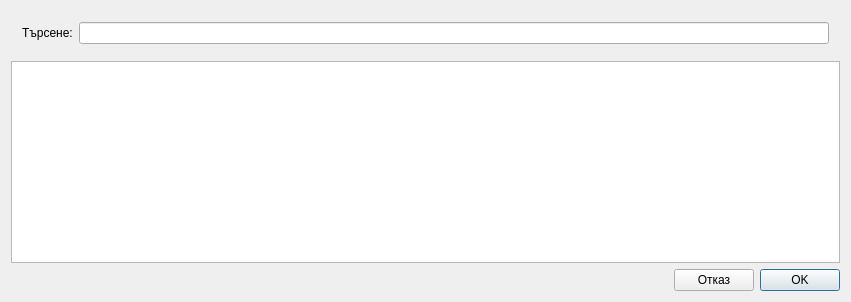
thefinalcutbg/DinoDent, file src/View/Widgets/TableViewDialog.ui: the form before one commit.
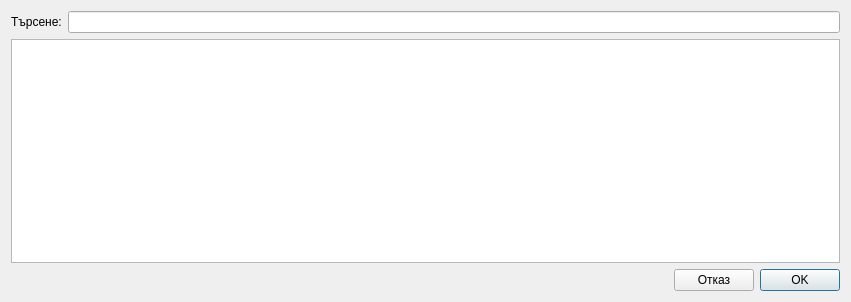
The form after the commit.

Commit message: trim referral description

```diff
--- a/src/View/Widgets/TableViewDialog.ui
+++ b/src/View/Widgets/TableViewDialog.ui
@@ -28,6 +28,18 @@
    <item>
     <widget class="QFrame" name="searchFrame">
      <layout class="QHBoxLayout" name="horizontalLayout_2">
+      <property name="leftMargin">
+       <number>0</number>
+      </property>
+      <property name="topMargin">
+       <number>0</number>
+      </property>
+      <property name="rightMargin">
+       <number>0</number>
+      </property>
+      <property name="bottomMargin">
+       <number>0</number>
+      </property>
       <item>
        <widget class="QLabel" name="label">
         <property name="text">
```
The commit also changes 2 other files.
